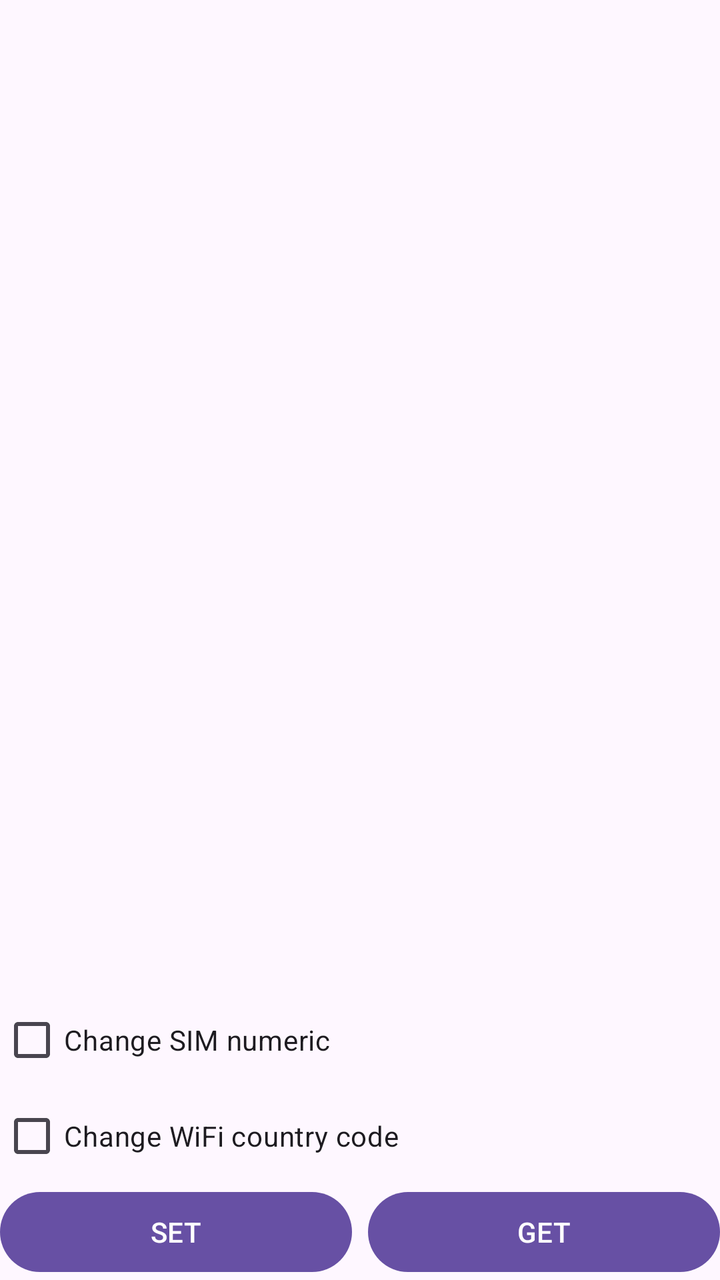
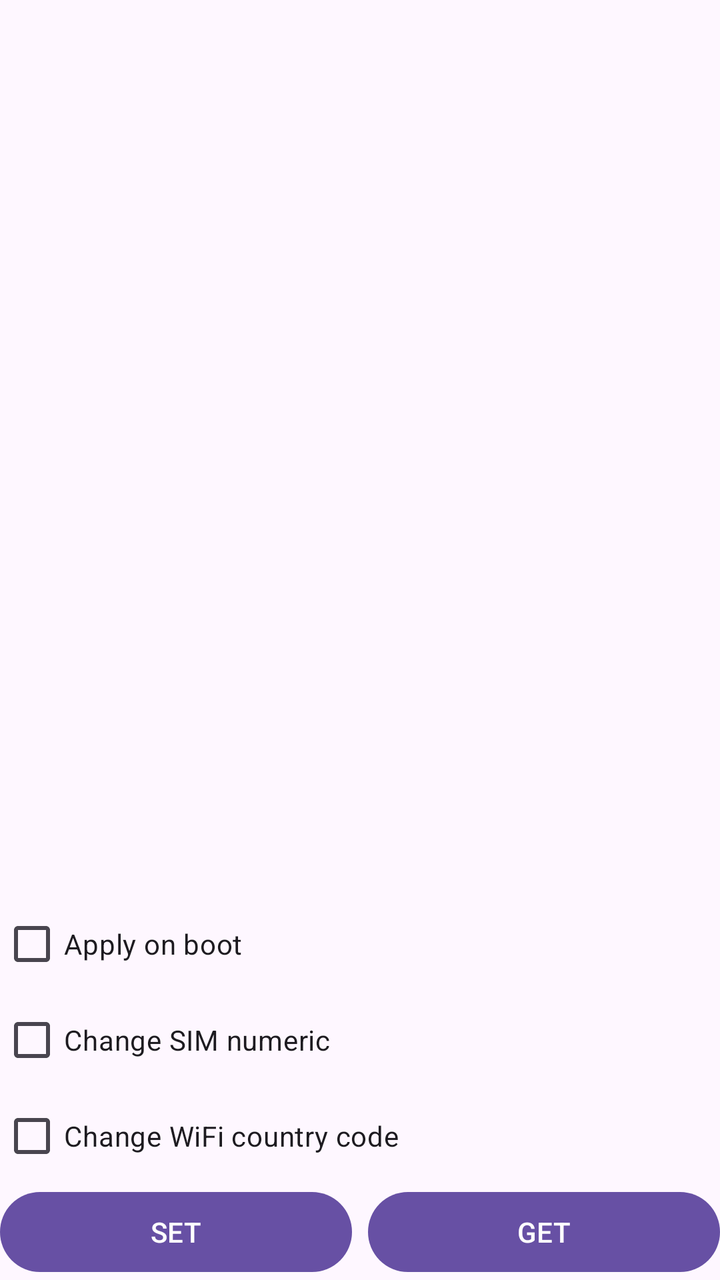

Before-and-after screenshots of an Android layout around one commit, followed by the original layout XML and the change that was made.
<!-- AndroidManifest.xml: application theme Theme.NiceSIM -->
<!-- res/layout/activity_main.xml -->
<?xml version="1.0" encoding="utf-8"?>
<LinearLayout
    xmlns:android="http://schemas.android.com/apk/res/android"
    xmlns:tools="http://schemas.android.com/tools"
    android:layout_width="match_parent"
    android:layout_height="match_parent"
    android:orientation="vertical"
    android:fitsSystemWindows="true"
    android:layout_margin="15dp"
    tools:context=".MainActivity">

    <TextView
        android:id="@+id/status"
        android:layout_width="wrap_content"
        android:layout_height="0dp"
        android:layout_weight="1" />

    <CheckBox
        android:id="@+id/simNumeric"
        android:layout_width="wrap_content"
        android:layout_height="wrap_content"
        android:text="@string/sim_numeric" />

    <CheckBox
        android:id="@+id/wifiCountryCode"
        android:layout_width="wrap_content"
        android:layout_height="wrap_content"
        android:text="@string/wifi_country_code" />

    <RadioGroup
        android:id="@+id/wifiCountry"
        android:layout_width="wrap_content"
        android:layout_height="wrap_content"
        android:layout_marginStart="32dp"
        android:orientation="horizontal" />

    <LinearLayout
        android:layout_width="match_parent"
        android:layout_height="wrap_content"
        android:orientation="horizontal">
        <Button
            android:id="@+id/set"
            android:layout_width="0dp"
            android:layout_height="wrap_content"
            android:layout_weight="1"
            android:layout_marginEnd="8dp"
            android:text="@string/set" />
        <Button
            android:id="@+id/get"
            android:layout_width="0dp"
            android:layout_height="wrap_content"
            android:layout_weight="1"
            android:text="@string/get" />
    </LinearLayout>

</LinearLayout>
<!-- resources referenced by this layout -->
<resources>
  <string name="get">GET</string>
  <string name="set">SET</string>
  <string name="sim_numeric">Change SIM numeric</string>
  <string name="wifi_country_code">Change WiFi country code</string>
  <style name="Theme.NiceSIM" parent="Theme.Material3.DayNight" />
</resources>

<!-- the commit's change to res/layout/activity_main.xml (unified diff, before → after) -->
@@ -14,6 +14,12 @@
         android:layout_width="wrap_content"
         android:layout_height="0dp"
         android:layout_weight="1" />
+
+    <CheckBox
+        android:id="@+id/applyOnBoot"
+        android:layout_width="wrap_content"
+        android:layout_height="wrap_content"
+        android:text="@string/apply_on_boot" />
 
     <CheckBox
         android:id="@+id/simNumeric"
<!-- resource entries referenced after the edit -->
@@ -1,5 +1,6 @@
 <!-- resources referenced by this layout -->
 <resources>
+  <string name="apply_on_boot">Apply on boot</string>
   <string name="get">GET</string>
   <string name="set">SET</string>
   <string name="sim_numeric">Change SIM numeric</string>
